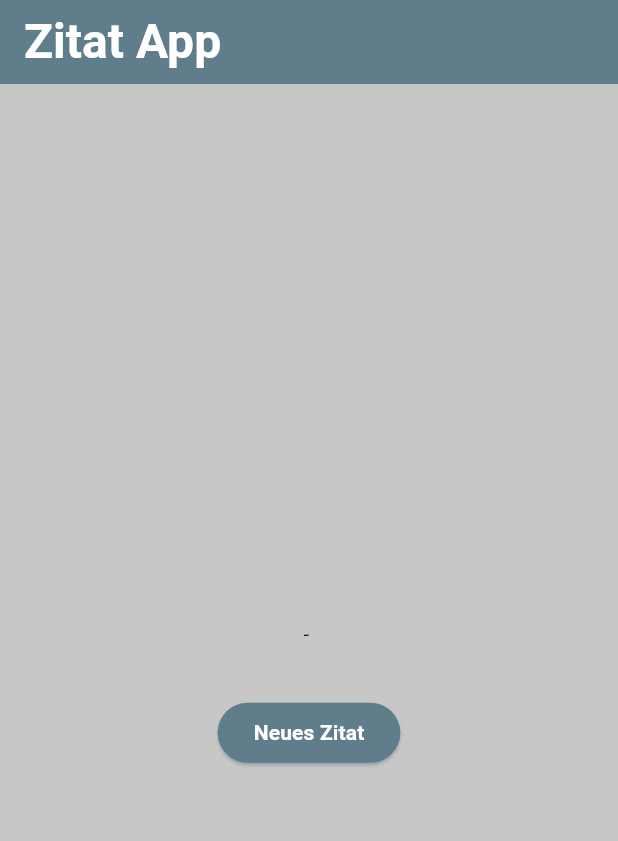
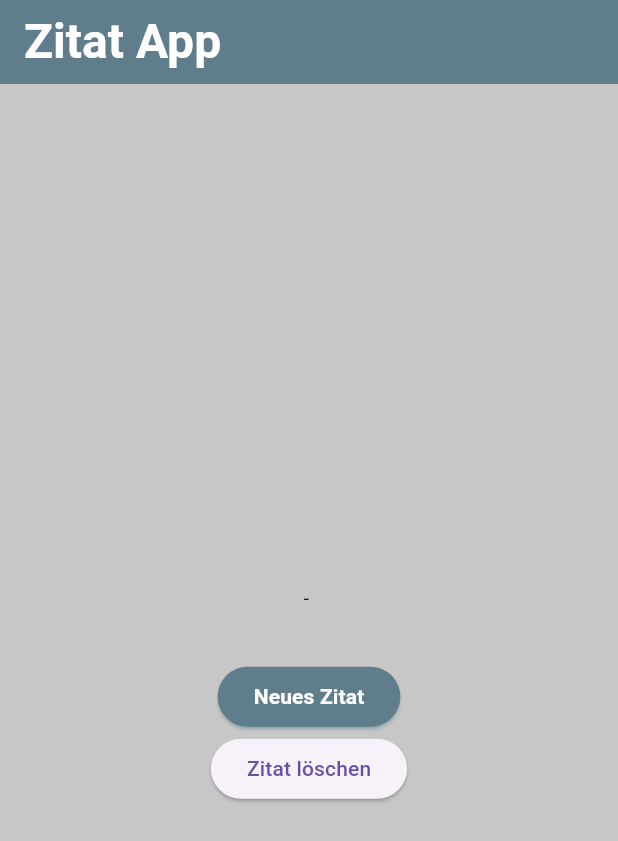
Before and after one commit to MR-Baer89/zitate_app, a Flutter app: the screen it shows after launch, after a tap on "Neues Zitat", on a phone screen of 412 x 824 dp. Shown: the top 841 px of the screen. Run offline on Flutter 3.47's test engine with Material 3 defaults, Android fonts, the phone set to English and light mode, and no system bars; our stand-ins replace shared_preferences; network calls fail.

Commit message:
add new button, implement SharedPreferences

```diff
--- a/lib/main.dart
+++ b/lib/main.dart
@@ -1,21 +1,45 @@
 import 'package:flutter/material.dart';
 import 'dart:convert';
 import 'package:http/http.dart' as http;
+import 'package:shared_preferences/shared_preferences.dart';
 
-void main() {
-  runApp(const MainApp());
+void main() async {
+  WidgetsFlutterBinding.ensureInitialized();
+  SharedPreferences prefs = await SharedPreferences.getInstance();
+  runApp(MyApp(prefs: prefs));
 }
 
-class MainApp extends StatefulWidget {
-  const MainApp({super.key});
+class MyApp extends StatefulWidget {
+  final SharedPreferences prefs;
+
+  const MyApp({super.key, required this.prefs});
 
   @override
-  State<MainApp> createState() => _MainAppState();
+  State<MyApp> createState() => _MyAppState();
 }
 
-class _MainAppState extends State<MainApp> {
+class _MyAppState extends State<MyApp> {
   String quote = '';
   String author = '';
+
+  @override
+  void initState() {
+    super.initState();
+    _loadQuoteFromPrefs();
+  }
+
+  Future<void> _loadQuoteFromPrefs() async {
+    final savedQuote = widget.prefs.getString('quote');
+    final savedAuthor = widget.prefs.getString('author');
+    if (savedQuote != null && savedAuthor != null) {
+      setState(() {
+        quote = savedQuote;
+        author = savedAuthor;
+      });
+    } else {
+      fetchQuote();
+    }
+  }
 
   Future<void> fetchQuote() async {
     final response = await http.get(
@@ -27,10 +51,25 @@ class _MainAppState extends State<MainApp> {
       setState(() {
         quote = data['quote'];
         author = data['author'];
+        _saveQuoteToPrefs(quote, author);
       });
     } else {
       print('Request failed with status: ${response.statusCode}.');
     }
+  }
+
+  Future<void> _saveQuoteToPrefs(String quote, String author) async {
+    await widget.prefs.setString('quote', quote);
+    await widget.prefs.setString('author', author);
+  }
+
+  Future<void> _clearQuote() async {
+    await widget.prefs.remove('quote');
+    await widget.prefs.remove('author');
+    setState(() {
+      quote = '';
+      author = '';
+    });
   }
 
   @override
@@ -75,7 +114,11 @@ class _MainAppState extends State<MainApp> {
                     style: TextStyle(
                         color: Colors.white, fontWeight: FontWeight.bold),
                   ),
-                )
+                ),
+                ElevatedButton(
+                  onPressed: _clearQuote,
+                  child: const Text('Zitat löschen'),
+                ),
               ],
             ),
           ),
--- a/pubspec.yaml
+++ b/pubspec.yaml
@@ -10,6 +10,7 @@ dependencies:
   flutter:
     sdk: flutter
   http: ^1.2.2
+  shared_preferences: ^2.3.3
 
 dev_dependencies:
   flutter_test:
```
Also changed, not shown: pubspec.lock, 10 other files.
